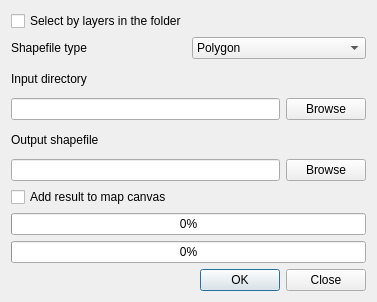
This is mergeshapesdialogbase.ui in alexbruy/mergeshapes as Qt 5 draws it before an edit. The edited form follows.
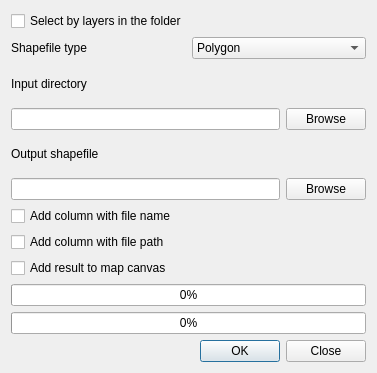
This is the edited form.

Commit message: add option to create columns with filename and filepath

The edit to the form file:
```diff
--- a/mergeshapesdialogbase.ui
+++ b/mergeshapesdialogbase.ui
@@ -7,7 +7,7 @@
     <x>0</x>
     <y>0</y>
     <width>377</width>
-    <height>302</height>
+    <height>373</height>
    </rect>
   </property>
   <property name="windowTitle">
@@ -93,6 +93,20 @@
      </item>
     </layout>
    </item>
+   <item>
+    <widget class="QCheckBox" name="chkAddFileName">
+     <property name="text">
+      <string>Add column with file name</string>
+     </property>
+    </widget>
+   </item>
+   <item>
+    <widget class="QCheckBox" name="chkAddFilePath">
+     <property name="text">
+      <string>Add column with file path</string>
+     </property>
+    </widget>
+   </item>
    <item>
     <widget class="QCheckBox" name="chkAddToCanvas">
      <property name="text">
```
The commit also changes 4 other files.
